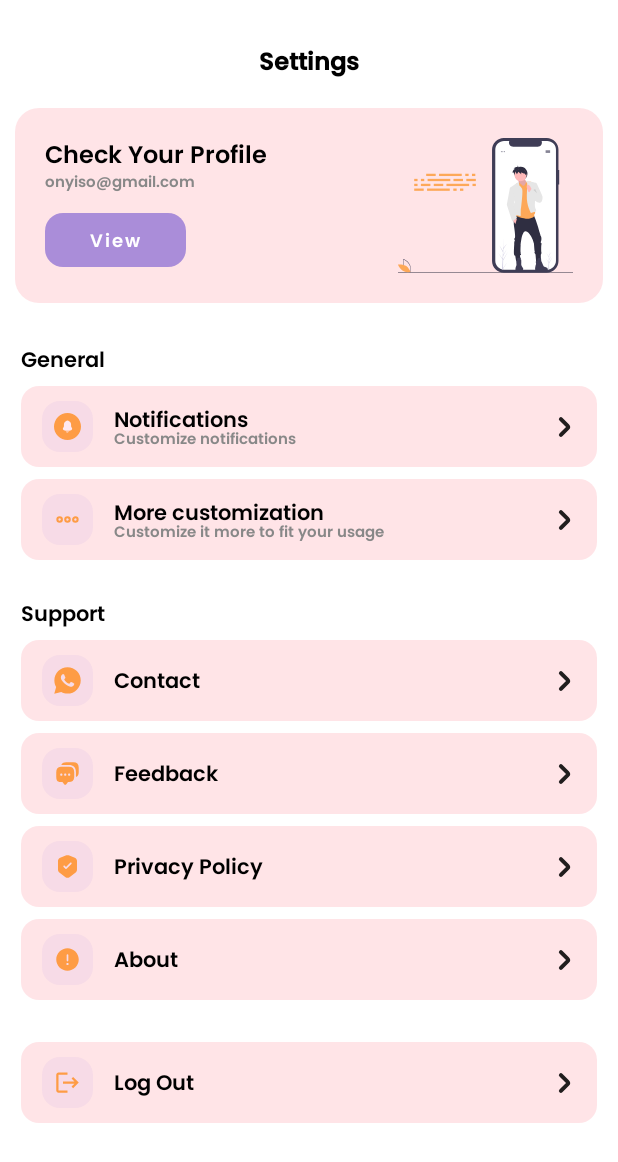
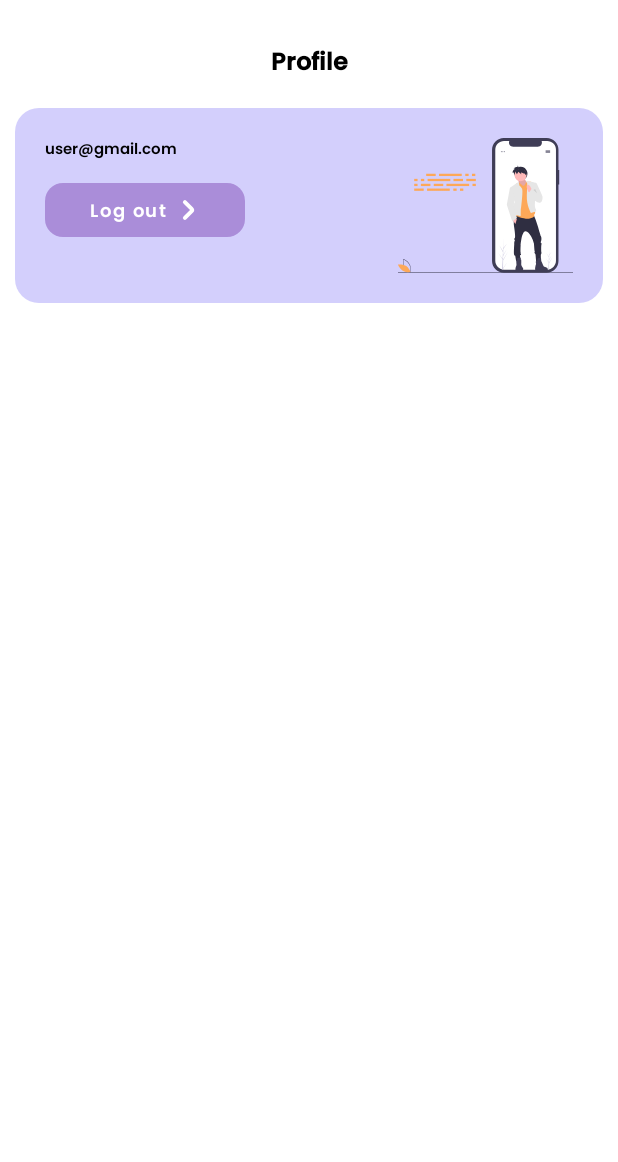
Before and after one commit to samAricha/Tek_Event_Android_Client, an Android app built with Jetpack Compose: the composable SettingsScreen shown on its own in the app's theme, on a phone screen of 412 x 824 dp. Shown: the top 1162 px of the screen. Run offline under Robolectric (Android 15) with nearby library versions, the phone set to English and light mode, and no system bars; network calls fail; 2 statements that could not run were skipped.

```diff
--- a/app/build.gradle
+++ b/app/build.gradle
@@ -8,7 +8,7 @@ plugins {
 
 android {
     namespace 'teka.android.tekeventandroidclient'
-    compileSdk 33
+    compileSdk 34
 
     defaultConfig {
         applicationId "teka.android.tekeventandroidclient"
@@ -64,6 +64,9 @@ dependencies {
     debugImplementation "androidx.compose.ui:ui-tooling:$compose_version"
     debugImplementation "androidx.compose.ui:ui-test-manifest:$compose_version"
 
+    //Material Icons
+    implementation ("androidx.compose.material:material-icons-extended:1.5.4")
+
     // Navigation Compose
     implementation("androidx.navigation:navigation-compose:2.6.0")
     // compose ViewModel
--- a/app/src/main/java/teka/android/tekeventandroidclient/authentication/models/AuthRequest.kt
+++ b/app/src/main/java/teka/android/tekeventandroidclient/authentication/models/AuthRequest.kt
@@ -13,7 +13,7 @@ data class RegisterRequest(
 
 @Serializable
 data class LoginRequest(
-    val email: String,
+    val username: String,
     val password: String
 )
 
--- a/app/src/main/java/teka/android/tekeventandroidclient/data/remote/retrofit/RetrofitProvider.kt
+++ b/app/src/main/java/teka/android/tekeventandroidclient/data/remote/retrofit/RetrofitProvider.kt
@@ -8,14 +8,14 @@ import okhttp3.logging.HttpLoggingInterceptor
 import retrofit2.Retrofit
 
 object RetrofitProvider {
-//    private const val TEST_URL = "https://a63a-105-161-198-102.ngrok-free.app/api/"
+    private const val TEST_URL = "https://1004-105-161-198-102.ngrok-free.app/api/"
     private const val BASE_URL = "http://191.101.0.246:8003/api/"
 
     private fun provide(): Retrofit {
         val json = Json { ignoreUnknownKeys = true }//to ignore unkown keys
 
         return Retrofit.Builder()
-            .baseUrl(BASE_URL)
+            .baseUrl(TEST_URL)
             .client(provideOkhttpClient())
             .addConverterFactory(json.asConverterFactory("application/json".toMediaType()))
             .build()
--- a/app/src/main/java/teka/android/tekeventandroidclient/di/TekEventAndroidModule.kt
+++ b/app/src/main/java/teka/android/tekeventandroidclient/di/TekEventAndroidModule.kt
@@ -62,11 +62,6 @@ object TekEventAndroidModule {
         return database.eventVisitorDao()
     }
 
-//    @Provides
-//    @Singleton
-//    fun provideRepository(eventVisitorDao: EventVisitorDao): Repository {
-//        return Repository(eventVisitorDao)
-//    }
 
     @Provides
     @Singleton
--- a/app/src/main/java/teka/android/tekeventandroidclient/navigation/RootNavGraph.kt
+++ b/app/src/main/java/teka/android/tekeventandroidclient/navigation/RootNavGraph.kt
@@ -50,8 +50,8 @@ fun RootNavGraph(
                 if (isLoggedInState as Boolean) {
                     MainAppScreen()
                 } else {
-//                    LoginScreen(navController)
-                    MainAppScreen()
+                    LoginScreen(navController)
+//                    MainAppScreen()
                 }
             } else {
                 LaunchedEffect(isLoading) {
--- a/app/src/main/java/teka/android/tekeventandroidclient/presentation/auth/AuthViewModel.kt
+++ b/app/src/main/java/teka/android/tekeventandroidclient/presentation/auth/AuthViewModel.kt
@@ -37,9 +37,9 @@ class AuthViewModel @Inject constructor(
         }
     }
 
-    fun login(email: String, password: String) {
+    fun login(username: String, password: String) {
         viewModelScope.launch {
-            val success = authManager.login(email, password)
+            val success = authManager.login(username, password)
             _isLoggedIn.value = success
             if (success)dataStoreRepository.saveLoggedInState(isLoggedIn = true)
         }
@@ -47,6 +47,7 @@ class AuthViewModel @Inject constructor(
 
     fun register(
         name: String,
+        phone: String,
         email: String,
         password: String,
         passwordConfirmation: String
@@ -54,6 +55,7 @@ class AuthViewModel @Inject constructor(
         viewModelScope.launch {
             val success = authManager.register(
                 name = name,
+                phone = phone,
                 email = email,
                 password = password,
                 passwordConfirmation = passwordConfirmation
--- a/app/src/main/java/teka/android/tekeventandroidclient/presentation/settings/SettingsScreen.kt
+++ b/app/src/main/java/teka/android/tekeventandroidclient/presentation/settings/SettingsScreen.kt
@@ -1,5 +1,6 @@
 package teka.android.tekeventandroidclient.presentation.settings
 
+import android.util.Log
 import androidx.compose.foundation.Image
 import androidx.compose.foundation.background
 import androidx.compose.foundation.layout.Arrangement
@@ -24,6 +25,9 @@ import androidx.compose.material.Icon
 import androidx.compose.material.Shapes
 import androidx.compose.material.Text
 import androidx.compose.runtime.Composable
+import androidx.compose.runtime.MutableState
+import androidx.compose.runtime.mutableStateOf
+import androidx.compose.runtime.remember
 import androidx.compose.ui.Alignment
 import androidx.compose.ui.Modifier
 import androidx.compose.ui.draw.clip
@@ -42,26 +46,44 @@ import teka.android.tekeventandroidclient.R
 import teka.android.tekeventandroidclient.navigation.AUTH_GRAPH_ROUTE
 import teka.android.tekeventandroidclient.navigation.Screen
 import teka.android.tekeventandroidclient.presentation.auth.AuthViewModel
+import teka.android.tekeventandroidclient.ui.components.CustomDialog
 import teka.android.tekeventandroidclient.ui.theme.BackgroundColor
 import teka.android.tekeventandroidclient.ui.theme.LightPrimaryColor
+import teka.android.tekeventandroidclient.ui.theme.LighterPrimaryVariant
 import teka.android.tekeventandroidclient.ui.theme.PrimaryColor
+import teka.android.tekeventandroidclient.ui.theme.PrimaryVariant
 import teka.android.tekeventandroidclient.ui.theme.SecondaryColor
 import teka.android.tekeventandroidclient.ui.theme.SecondaryVariant
 import teka.android.tekeventandroidclient.ui.theme.Shapes
 import teka.android.tekeventandroidclient.ui.theme.blackColor
 
-@OptIn(ExperimentalMaterialApi::class)
 @Composable
 fun SettingsScreen(navController: NavController = rememberNavController(),
                    authViewModel: AuthViewModel = hiltViewModel()
 ) {
+
+    val showDialog =  remember { mutableStateOf(false) }
+    val authViewModel: AuthViewModel = hiltViewModel()
+
+
+    if(showDialog.value)
+        CustomDialog(value = "", setShowDialog = {
+            showDialog.value = it
+        }) {
+            Log.i("HomePage","HomePage : $it")
+        }
+
+
     LazyColumn() {
         item {
             HeaderText()
-            ProfileCardUI()
-            GeneralOptionsUI()
-            SupportOptionsUI()
-            LogoutOptionsUI(navController = navController, authViewModel = authViewModel)
+            ProfileCardUI(
+                showDialog = showDialog,
+                authViewModel =  authViewModel
+            )
+//            GeneralOptionsUI()
+//            SupportOptionsUI()
+//            LogoutOptionsUI(navController = navController, authViewModel = authViewModel)
         }
 
     }
@@ -71,7 +93,7 @@ fun SettingsScreen(navController: NavController = rememberNavController(),
 @Composable
 fun HeaderText() {
     Text(
-        text = "Settings",
+        text = "Profile",
         color = blackColor,
         textAlign = TextAlign.Center,
         modifier = Modifier
@@ -83,13 +105,16 @@ fun HeaderText() {
 }
 
 @Composable
-fun ProfileCardUI() {
+fun ProfileCardUI(
+    authViewModel: AuthViewModel,
+    showDialog: MutableState<Boolean>
+) {
     Card(
         modifier = Modifier
             .fillMaxWidth()
             .height(150.dp)
             .padding(10.dp),
-        backgroundColor = SecondaryVariant,
+        backgroundColor = LighterPrimaryVariant,
         elevation = 0.dp,
         shape = Shapes.large
     ) {
@@ -98,23 +123,26 @@ fun ProfileCardUI() {
             horizontalArrangement = Arrangement.SpaceBetween
         ) {
             Column() {
-                Text(
-                    text = "Check Your Profile",
-                    color = blackColor,
-                    fontSize = 16.sp,
-                    fontWeight = FontWeight.Bold,
-                )
+//                Text(
+//                    text = "Check Your Profile",
+//                    color = blackColor,
+//                    fontSize = 16.sp,
+//                    fontWeight = FontWeight.Bold,
+//                )
 
                 Text(
-                    text = "onyiso@gmail.com",
-                    color = Color.Gray,
+                    text = "user@gmail.com",
+                    color = blackColor,
                     fontSize = 10.sp,
                     fontWeight = FontWeight.SemiBold,
                 )
 
                 Button(
                     modifier = Modifier.padding(top = 10.dp),
-                    onClick = {},
+                    onClick = {
+                        showDialog.value = true
+
+                    },
                     colors = ButtonDefaults.buttonColors(
                         backgroundColor = PrimaryColor
                     ),
@@ -126,10 +154,16 @@ fun ProfileCardUI() {
                     shape = Shapes.medium
                 ) {
                     Text(
-                        text = "View",
+                        text = "Log out",
                         color = BackgroundColor,
                         fontSize = 12.sp,
                         fontWeight = FontWeight.Bold
+                    )
+                    Spacer(modifier = Modifier.size(5.dp))
+                    Icon(
+                        painter = painterResource(id = R.drawable.ic_right_arrow),
+                        contentDescription = "",
+                        modifier = Modifier.size(16.dp)
                     )
                 }
             }
--- a/app/src/main/java/teka/android/tekeventandroidclient/ui/theme/Color.kt
+++ b/app/src/main/java/teka/android/tekeventandroidclient/ui/theme/Color.kt
@@ -4,6 +4,7 @@ import androidx.compose.ui.graphics.Color
 
 val PrimaryColor = Color(0xFFAA8DD9)
 val PrimaryVariant = Color(0x999288F8)
+val LighterPrimaryVariant = Color(0x669288F8)
 val SecondaryColor = Color(0xFFFFD2D7)
 val SecondaryVariant = Color(0x99FFD2D7)
 val BackgroundColor = Color(0xFFFFFFFF)
```
Also changed, not shown: app/src/main/java/teka/android/tekeventandroidclient/authentication/AuthManager.kt (+21 -2 lines), app/src/main/java/teka/android/tekeventandroidclient/presentation/auth/login/LoginScreen.kt (+8 -16 lines), app/src/main/java/teka/android/tekeventandroidclient/presentation/auth/login/LoginViewModel.kt (added, +22 -0 lines), app/src/main/java/teka/android/tekeventandroidclient/presentation/auth/registration/RegistrationScreen.kt (+54 -3 lines), app/src/main/java/teka/android/tekeventandroidclient/ui/components/CustonDialog.kt (added, +163 -0 lines).
